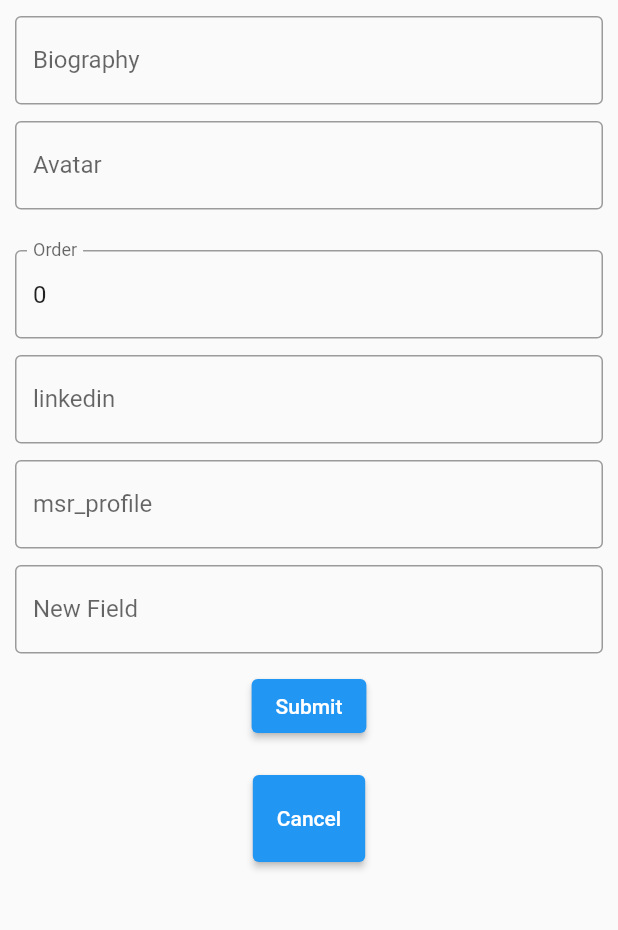
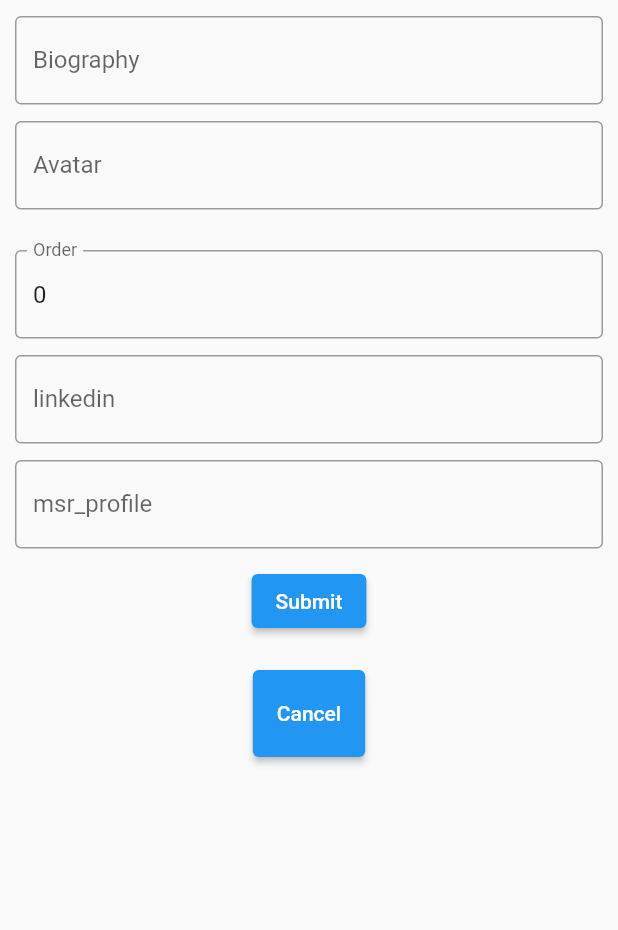
Before and after one commit to pradyumnaym/Champions, a Flutter app: the ChampionsForm widget shown alone on an empty page, opened directly with empty values, on a phone screen of 412 x 824 dp, the part 113-1043 px from its top. Run offline on Flutter 3.47's test engine with Material 2 defaults, Android fonts, the phone set to English and light mode, and no system bars; our stand-ins replace go_router, graphql_flutter; network calls fail.

Commit message:
Revert "Add new field to Champions model and update related files"

```diff
--- a/champions_admin/lib/src/champions_form.dart
+++ b/champions_admin/lib/src/champions_form.dart
@@ -27,7 +27,6 @@ class ChampionsFormState extends State<ChampionsForm> {
   late TextEditingController _linkedinController;
   late TextEditingController _msr_profileController;
   late TextEditingController _avatarController;
-  late TextEditingController _newFieldController;
 
   late String _ChampionsMutation;
   late String _label;
@@ -53,12 +52,10 @@ class ChampionsFormState extends State<ChampionsForm> {
           TextEditingController(text: widget.champion!.linkedin);
       _msr_profileController =
           TextEditingController(text: widget.champion!.msr_profile);
-      _newFieldController =
-          TextEditingController(text: widget.champion!.new_field);
 
       _ChampionsMutation = '''
-              mutation champion(\$champion_id: Int!, \$name: String!, \$biography: String!, \$linkedin: String!, \$msr_profile: String!, \$avatar: String!, \$order: Int!, \$new_field: String!){
-                champion(champion_id: \$champion_id, name: \$name, biography: \$biography, linkedin: \$linkedin, msr_profile: \$msr_profile, avatar: \$avatar, order: \$order, new_field: \$new_field) {
+              mutation champion(\$champion_id: Int!, \$name: String!, \$biography: String!, \$linkedin: String!, \$msr_profile: String!, \$avatar: String!, \$order: Int!){
+                champion(champion_id: \$champion_id, name: \$name, biography: \$biography, linkedin: \$linkedin, msr_profile: \$msr_profile, avatar: \$avatar, order: \$order) {
                   id
                   name
                   biography
@@ -66,7 +63,6 @@ class ChampionsFormState extends State<ChampionsForm> {
                   order
                   linkedin
                   msr_profile
-                  new_field
                 }
               }
             ''';
@@ -78,10 +74,9 @@ class ChampionsFormState extends State<ChampionsForm> {
       _orderController = TextEditingController();
       _linkedinController = TextEditingController();
       _msr_profileController = TextEditingController();
-      _newFieldController = TextEditingController();
       _ChampionsMutation = '''
-              mutation champion(\$name: String!, \$biography: String!, \$linkedin: String!, \$msr_profile: String!, \$avatar: String!, \$order: Int!, \$new_field: String!){
-                champion(name: \$name, biography: \$biography, linkedin: \$linkedin, msr_profile: \$msr_profile, avatar: \$avatar, order: \$order, new_field: \$new_field) {
+              mutation champion(\$name: String!, \$biography: String!, \$linkedin: String!, \$msr_profile: String!, \$avatar: String!, \$order: Int!){
+                champion(name: \$name, biography: \$biography, linkedin: \$linkedin, msr_profile: \$msr_profile, avatar: \$avatar, order: \$order) {
                   id
                   name
                   biography
@@ -89,7 +84,6 @@ class ChampionsFormState extends State<ChampionsForm> {
                   order
                   linkedin
                   msr_profile
-                  new_field
                 }
               }
             ''';
@@ -189,19 +183,6 @@ class ChampionsFormState extends State<ChampionsForm> {
                             borderSide: BorderSide(width: 1))),
                   ),
                 ),
-                Container(
-                  height: 70,
-                  width: 700,
-                  padding: const EdgeInsets.fromLTRB(10, 0, 10, 0),
-                  child: TextFormField(
-                    controller: _newFieldController,
-                    decoration: const InputDecoration(
-                        labelText: 'New Field',
-                        border: OutlineInputBorder(),
-                        focusedBorder: OutlineInputBorder(
-                            borderSide: BorderSide(width: 1))),
-                  ),
-                ),
                 Mutation(
                     options: MutationOptions(
                       document: gql(_ChampionsMutation),
@@ -220,8 +201,7 @@ class ChampionsFormState extends State<ChampionsForm> {
                                 "avatar": _avatarController.text,
                                 "order": int.parse(_orderController.text),
                                 "linkedin": _linkedinController.text,
-                                "msr_profile": _msr_profileController.text,
-                                "new_field": _newFieldController.text,
+                                "msr_profile": _msr_profileController.text
                               }).networkResult;
                             } else {
                               await runMutation({
@@ -232,8 +212,7 @@ class ChampionsFormState extends State<ChampionsForm> {
                                     ? int.parse(_orderController.text)
                                     : 0,
                                 "linkedin": _linkedinController.text,
-                                "msr_profile": _msr_profileController.text,
-                                "new_field": _newFieldController.text,
+                                "msr_profile": _msr_profileController.text
                               }).networkResult;
                             }
                             context.pop();
--- a/champions_admin/lib/src/edit.dart
+++ b/champions_admin/lib/src/edit.dart
@@ -44,7 +44,6 @@ class ChampionsEditScreen extends StatelessWidget {
                   msr_profile
                   order
                   avatar
-                  new_field
                 }
               }
             '''), variables: {'championId': championId}),
```
Also changed, not shown: 3 other files.
